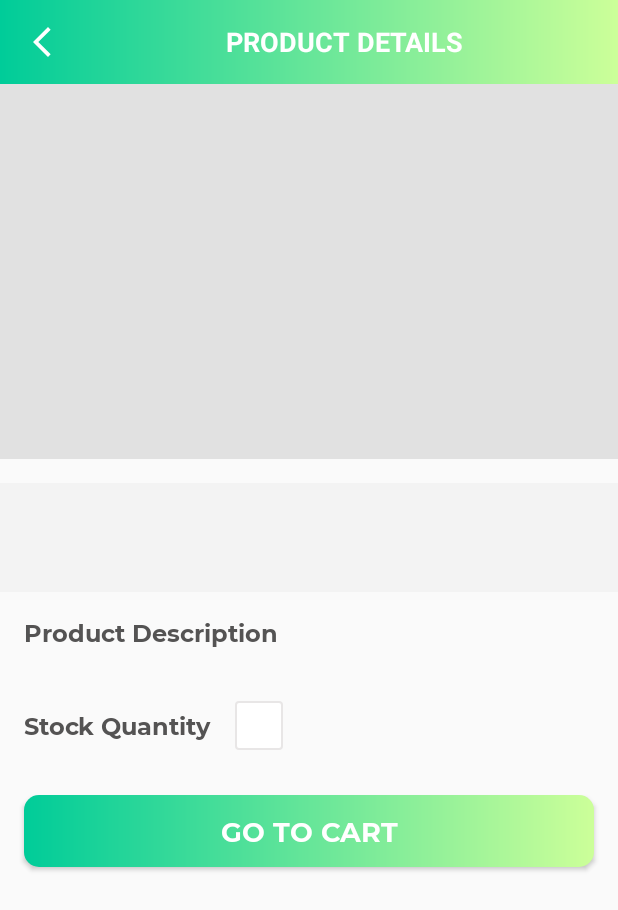
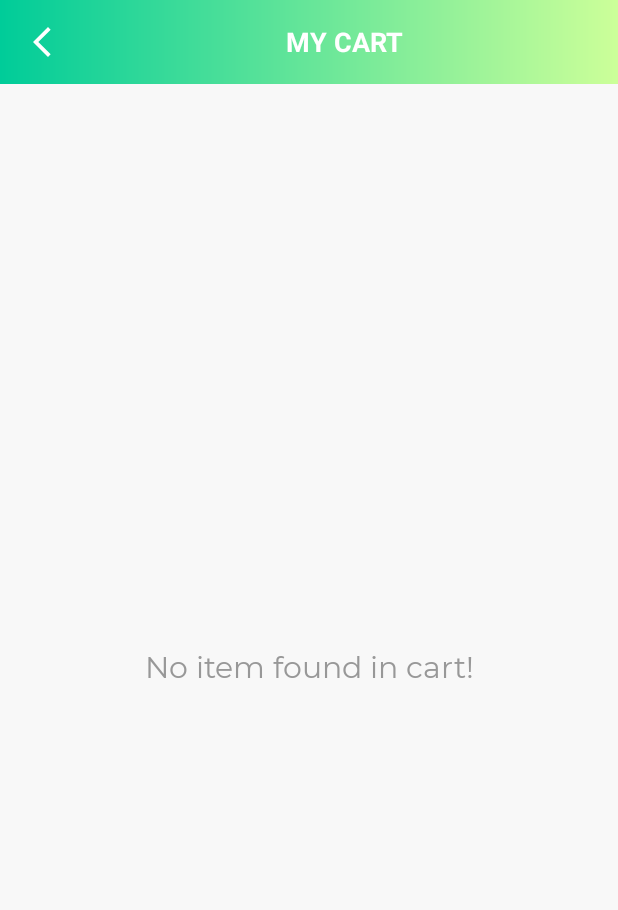
Before and after one commit to ArshiaSali/OfferMaze, an Android app: the ProductDetailsActivity screen opened directly, with no data from a screen before it, after a tap on "GO TO CART", on a phone screen of 412 x 824 dp. Shown: the top 910 px of the screen. Run offline under Robolectric (Android 15) with nearby library versions, the phone set to English and light mode, and no system bars; our stand-ins replace Firebase (no records; nobody signed in at launch, a user with empty details on screens opened directly); 7 statements that could not run were skipped; 1 other tap on this screen came first.

Commit message:
cart recycler view

```diff
--- a/app/src/main/java/sjsu/cmpe277arshia/offermaze/database/FireStoreClass.kt
+++ b/app/src/main/java/sjsu/cmpe277arshia/offermaze/database/FireStoreClass.kt
@@ -266,6 +266,45 @@ class FireStoreClass {
     }
 
     /**
+     * A function to get the cart items list from the cloud firestore.
+     *
+     * @param activity
+     */
+    fun getCartList(activity: Activity) {
+        // The collection name for PRODUCTS
+        fireStoreInstance.collection(Constants.CART_ITEMS)
+            .whereEqualTo(Constants.USER_ID, getCurrentUserID())
+            .get() // Will get the documents snapshots.
+            .addOnSuccessListener { document ->
+
+                // Here we get the list of cart items in the form of documents.
+                Log.e(activity.javaClass.simpleName, document.documents.toString())
+
+                // Here we have created a new instance for Cart Items ArrayList.
+                val list: ArrayList<CartItem> = ArrayList()
+
+                // A for loop as per the list of documents to convert them into Cart Items ArrayList.
+                for (i in document.documents) {
+
+                    val cartItem = i.toObject(CartItem::class.java)!!
+                    cartItem.id = i.id
+
+                    list.add(cartItem)
+                }
+
+                when (activity) {
+                    is CartListActivity -> {
+                        activity.successCartItemsList(list)
+                    }
+                }
+            }
+            .addOnFailureListener { e ->
+
+                Log.e(activity.javaClass.simpleName, "Error while getting the cart list items.", e)
+            }
+    }
+
+    /**
      * A function to check whether the item already exist in the cart or not.
      */
     fun checkIfItemExistInCart(activity: ProductDetailsActivity, productId: String) {
--- /dev/null
+++ b/app/src/main/java/sjsu/cmpe277arshia/offermaze/ui/activities/CartListActivity.kt
@@ -0,0 +1,79 @@
+package sjsu.cmpe277arshia.offermaze.ui.activities
+
+import androidx.appcompat.app.AppCompatActivity
+import android.os.Bundle
+import android.util.Log
+import android.view.View
+import androidx.recyclerview.widget.LinearLayoutManager
+import kotlinx.android.synthetic.main.activity_cart_list.*
+import kotlinx.android.synthetic.main.activity_settings.*
+import sjsu.cmpe277arshia.offermaze.R
+import sjsu.cmpe277arshia.offermaze.database.FireStoreClass
+import sjsu.cmpe277arshia.offermaze.models.CartItem
+import sjsu.cmpe277arshia.offermaze.ui.adapters.CartItemsListAdapter
+
+class CartListActivity : BaseActivity() {
+    override fun onCreate(savedInstanceState: Bundle?) {
+        super.onCreate(savedInstanceState)
+        setContentView(R.layout.activity_cart_list)
+        setupActionBar()
+    }
+
+    private fun setupActionBar() {
+
+        setSupportActionBar(toolbar_cart_list_activity)
+
+        val actionBar = supportActionBar
+        if (actionBar != null) {
+            actionBar.setDisplayHomeAsUpEnabled(true)
+            actionBar.setHomeAsUpIndicator(R.drawable.ic_vector_back_button)
+        }
+
+        toolbar_cart_list_activity.setNavigationOnClickListener { onBackPressed() }
+    }
+
+    private fun getCartItemsList() {
+
+        FireStoreClass().getCartList(this@CartListActivity)
+    }
+
+    override fun onResume() {
+        super.onResume()
+        getCartItemsList()
+    }
+    fun successCartItemsList(cartList: ArrayList<CartItem>) {
+
+       if(cartList.size > 0){
+           rv_cart_items_list.visibility = View.VISIBLE
+           ll_checkout.visibility = View.VISIBLE
+           tv_no_cart_item_found.visibility = View.GONE
+
+           rv_cart_items_list.layoutManager =  LinearLayoutManager(this@CartListActivity)
+           rv_cart_items_list.setHasFixedSize(true)
+           val cartListAdapter = CartItemsListAdapter(this@CartListActivity,cartList)
+           rv_cart_items_list.adapter = cartListAdapter
+           var subTotal: Double = 0.0
+
+           for(item in cartList){
+               val price = item.price.toDouble()
+               val quantity = item.cart_quantity.toInt()
+               subTotal += (price * quantity)
+           }
+           tv_sub_total.text = "$$subTotal"
+           tv_shipping_charge.text = "$5.0"
+
+           if(subTotal > 0){
+               ll_checkout.visibility = View.VISIBLE
+
+               val total = subTotal + 5
+               tv_total_amount.text = "$$total"
+           }else {
+               ll_checkout.visibility = View.GONE
+           }
+       }else{
+           rv_cart_items_list.visibility = View.GONE
+           ll_checkout.visibility = View.GONE
+           tv_no_cart_item_found.visibility = View.VISIBLE
+       }
+    }
+}
--- a/app/src/main/java/sjsu/cmpe277arshia/offermaze/ui/activities/ProductDetailsActivity.kt
+++ b/app/src/main/java/sjsu/cmpe277arshia/offermaze/ui/activities/ProductDetailsActivity.kt
@@ -1,5 +1,6 @@
 package sjsu.cmpe277arshia.offermaze.ui.activities
 
+import android.content.Intent
 import androidx.appcompat.app.AppCompatActivity
 import android.os.Bundle
 import android.util.Log
@@ -126,6 +127,9 @@ class ProductDetailsActivity : BaseActivity(), View.OnClickListener {
                 R.id.btn_add_to_cart -> {
                     addToCart()
                 }
+                R.id.btn_go_to_cart -> {
+                    startActivity(Intent(this@ProductDetailsActivity, CartListActivity::class.java))
+                }
             }
         }
     }
--- a/app/src/main/java/sjsu/cmpe277arshia/offermaze/ui/fragments/DashboardFragment.kt
+++ b/app/src/main/java/sjsu/cmpe277arshia/offermaze/ui/fragments/DashboardFragment.kt
@@ -13,6 +13,7 @@ import kotlinx.android.synthetic.main.fragment_dashboard.*
 import sjsu.cmpe277arshia.offermaze.R
 import sjsu.cmpe277arshia.offermaze.database.FireStoreClass
 import sjsu.cmpe277arshia.offermaze.models.Product
+import sjsu.cmpe277arshia.offermaze.ui.activities.CartListActivity
 import sjsu.cmpe277arshia.offermaze.ui.activities.ProductDetailsActivity
 import sjsu.cmpe277arshia.offermaze.ui.activities.SettingsActivity
 import sjsu.cmpe277arshia.offermaze.ui.adapters.DashboardItemsListAdapter
@@ -55,6 +56,11 @@ class DashboardFragment : BaseFragment() {
                 startActivity(Intent(activity, SettingsActivity::class.java))
                 return true
             }
+
+            R.id.action_cart -> {
+                startActivity(Intent(activity, CartListActivity::class.java))
+                return true
+            }
         }
         return super.onOptionsItemSelected(item)
     }
--- /dev/null
+++ b/app/src/main/res/drawable/ic_vector_add.xml
@@ -0,0 +1,5 @@
+<vector android:height="24dp" android:tint="@color/colorThemeGreen"
+    android:viewportHeight="24" android:viewportWidth="24"
+    android:width="24dp" xmlns:android="http://schemas.android.com/apk/res/android">
+    <path android:fillColor="@android:color/white" android:pathData="M19,13h-6v6h-2v-6H5v-2h6V5h2v6h6v2z"/>
+</vector>
--- /dev/null
+++ b/app/src/main/res/drawable/ic_vector_remove.xml
@@ -0,0 +1,5 @@
+<vector android:height="24dp" android:tint="@color/colorThemeGreen"
+    android:viewportHeight="24" android:viewportWidth="24"
+    android:width="24dp" xmlns:android="http://schemas.android.com/apk/res/android">
+    <path android:fillColor="@android:color/white" android:pathData="M19,13H5v-2h14v2z"/>
+</vector>
--- /dev/null
+++ b/app/src/main/res/layout/activity_cart_list.xml
@@ -0,0 +1,164 @@
+<?xml version="1.0" encoding="utf-8"?>
+<androidx.constraintlayout.widget.ConstraintLayout xmlns:android="http://schemas.android.com/apk/res/android"
+    xmlns:app="http://schemas.android.com/apk/res-auto"
+    xmlns:tools="http://schemas.android.com/tools"
+    android:layout_width="match_parent"
+    android:layout_height="match_parent"
+    android:background="@color/offWhite"
+    tools:context=".ui.activities.CartListActivity">
+
+    <androidx.appcompat.widget.Toolbar
+        android:id="@+id/toolbar_cart_list_activity"
+        android:layout_width="match_parent"
+        android:layout_height="?attr/actionBarSize"
+        android:background="@drawable/app_gradient_color_background"
+        app:layout_constraintEnd_toEndOf="parent"
+        app:layout_constraintStart_toStartOf="parent"
+        app:layout_constraintTop_toTopOf="parent">
+
+        <TextView
+            android:id="@+id/tv_title"
+            android:layout_width="match_parent"
+            android:layout_height="match_parent"
+            android:gravity="center"
+            android:paddingStart="@dimen/toolbar_title_paddingStart"
+            android:paddingEnd="0dp"
+            android:text="@string/title_my_cart"
+            android:textColor="@color/white"
+            android:textSize="@dimen/toolbar_title_text_size"
+            android:textStyle="bold" />
+
+    </androidx.appcompat.widget.Toolbar>
+
+    <androidx.recyclerview.widget.RecyclerView
+        android:id="@+id/rv_cart_items_list"
+        android:layout_width="0dp"
+        android:layout_height="0dp"
+        android:layout_marginTop="@dimen/rv_cart_items_marginTop"
+        android:visibility="gone"
+        app:layout_constraintBottom_toTopOf="@id/ll_checkout"
+        app:layout_constraintEnd_toEndOf="parent"
+        app:layout_constraintStart_toStartOf="parent"
+        app:layout_constraintTop_toBottomOf="@id/toolbar_cart_list_activity" />
+
+    <sjsu.cmpe277arshia.offermaze.utils.TextViewNormal
+        android:id="@+id/tv_no_cart_item_found"
+        android:layout_width="match_parent"
+        android:layout_height="wrap_content"
+        android:layout_marginStart="8dp"
+        android:layout_marginTop="8dp"
+        android:layout_marginEnd="8dp"
+        android:text="@string/no_cart_item_found"
+        android:textAlignment="center"
+        android:textColor="@color/colorSecondaryText"
+        android:textSize="@dimen/no_data_found_textSize"
+        app:layout_constraintBottom_toTopOf="@id/ll_checkout"
+        app:layout_constraintEnd_toEndOf="parent"
+        app:layout_constraintStart_toStartOf="parent"
+        app:layout_constraintTop_toBottomOf="@id/toolbar_cart_list_activity" />
+
+    <LinearLayout
+        android:id="@+id/ll_checkout"
+        android:layout_width="match_parent"
+        android:layout_height="wrap_content"
+        android:background="@color/white"
+        android:orientation="vertical"
+        android:padding="@dimen/ll_checkout_padding"
+        android:visibility="gone"
+        app:layout_constraintBottom_toBottomOf="parent"
+        app:layout_constraintEnd_toEndOf="parent"
+        app:layout_constraintStart_toStartOf="parent"
+        tools:visibility="visible">
+
+        <LinearLayout
+            android:layout_width="match_parent"
+            android:layout_height="wrap_content"
+            android:orientation="horizontal">
+
+            <sjsu.cmpe277arshia.offermaze.utils.TextViewNormal
+                android:layout_width="0dp"
+                android:layout_height="wrap_content"
+                android:layout_weight="1"
+                android:text="@string/lbl_subtotal"
+                android:textColor="@color/colorDarkGrey"
+                android:textSize="@dimen/checkout_label_value_textSize" />
+
+            <sjsu.cmpe277arshia.offermaze.utils.TextViewNormal
+                android:id="@+id/tv_sub_total"
+                android:layout_width="wrap_content"
+                android:layout_height="wrap_content"
+                android:textAlignment="center"
+                android:textColor="@color/colorSecondaryText"
+                android:textSize="@dimen/checkout_label_value_textSize"
+                tools:text="$100" />
+        </LinearLayout>
+
+        <LinearLayout
+            android:layout_width="match_parent"
+            android:layout_height="wrap_content"
+            android:orientation="horizontal">
+
+            <sjsu.cmpe277arshia.offermaze.utils.TextViewNormal
+                android:layout_width="0dp"
+                android:layout_height="wrap_content"
+                android:layout_weight="1"
+                android:text="@string/lbl_shipping_charge"
+                android:textColor="@color/colorDarkGrey"
+                android:textSize="@dimen/checkout_label_value_textSize" />
+
+            <sjsu.cmpe277arshia.offermaze.utils.TextViewNormal
+                android:id="@+id/tv_shipping_charge"
+                android:layout_width="wrap_content"
+                android:layout_height="wrap_content"
+                android:textAlignment="center"
+                android:textColor="@color/colorSecondaryText"
+                android:textSize="@dimen/checkout_label_value_textSize"
+                tools:text="$10" />
+        </LinearLayout>
+
+        <LinearLayout
+            android:layout_width="match_parent"
+            android:layout_height="wrap_content"
+            android:orientation="horizontal">
+
+            <sjsu.cmpe277arshia.offermaze.utils.TextViewBold
+                android:layout_width="0dp"
+                android:layout_height="wrap_content"
+                android:layout_weight="1"
+                android:text="@string/lbl_total_amount"
+                android:textColor="@color/colorDarkGrey"
+                android:textSize="@dimen/checkout_label_value_textSize" />
+
+            <sjsu.cmpe277arshia.offermaze.utils.TextViewBold
+                android:id="@+id/tv_total_amount"
+                android:layout_width="wrap_content"
+                android:layout_height="wrap_content"
+                android:textAlignment="center"
+                android:textColor="@color/colorDarkGrey"
+                android:textSize="@dimen/checkout_label_value_textSize"
+                tools:text="$110" />
+        </LinearLayout>
+
+        <sjsu.cmpe277arshia.offermaze.utils.CustomButton
+            android:id="@+id/btn_checkout"
+            android:layout_width="match_parent"
+            android:layout_height="wrap_content"
+            android:layout_gravity="center"
+            android:layout_marginStart="16dp"
+            android:layout_marginTop="30dp"
+            android:layout_marginEnd="16dp"
+            android:background="@drawable/button_background"
+            android:foreground="?attr/selectableItemBackground"
+            android:gravity="center"
+            android:paddingTop="@dimen/btn_padding"
+            android:paddingBottom="@dimen/btn_padding"
+            android:text="@string/btn_lbl_checkout"
+            android:textColor="@android:color/white"
+            android:textSize="@dimen/btn_textSize"
+            app:layout_constraintEnd_toEndOf="parent"
+            app:layout_constraintStart_toStartOf="parent"
+            app:layout_constraintTop_toBottomOf="@id/ll_terms_and_condition" />
+
+    </LinearLayout>
+
+</androidx.constraintlayout.widget.ConstraintLayout>
--- a/app/src/main/res/values/strings.xml
+++ b/app/src/main/res/values/strings.xml
@@ -77,4 +77,12 @@
     <string name="success_message_item_added_to_cart">Product is added to your cart.</string>
     <string name="btn_lbl_go_to_cart">GO TO CART</string>
 
+    <string name="title_my_cart">MY CART</string>
+    <string name="no_cart_item_found">No item found in cart!</string>
+    <string name="lbl_subtotal">Subtotal</string>
+    <string name="lbl_shipping_charge">Shipping Charge</string>
+    <string name="lbl_total_amount">Total Amount</string>
+    <string name="btn_lbl_checkout">Checkout</string>
+    <string name="action_cart">My Cart</string>
+
 </resources>
```
Also changed, not shown: app/src/main/AndroidManifest.xml (+7 -2 lines), app/src/main/java/sjsu/cmpe277arshia/offermaze/ui/adapters/CartItemsListAdapter.kt (added, +56 -0 lines), app/src/main/res/drawable/ic_vector_cart.xml (added, +9 -0 lines), app/src/main/res/layout/item_cart_layout.xml (added, +125 -0 lines), app/src/main/res/menu/dashboard_menu.xml (+9 -4 lines), app/src/main/res/values/dimens.xml (+24 -0 lines).
